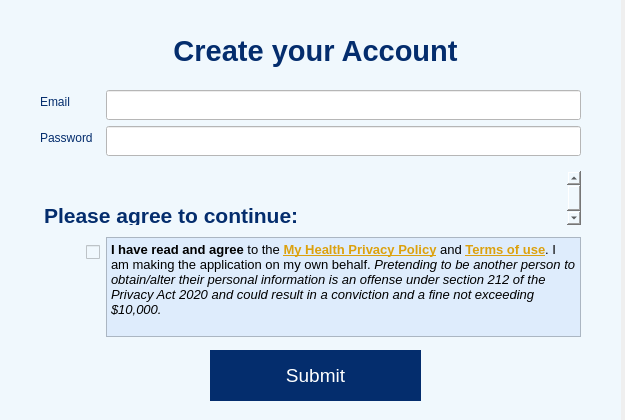
Qt form MCR-app/signupdialog.ui (maria-gedye/QTapp) before a commit.
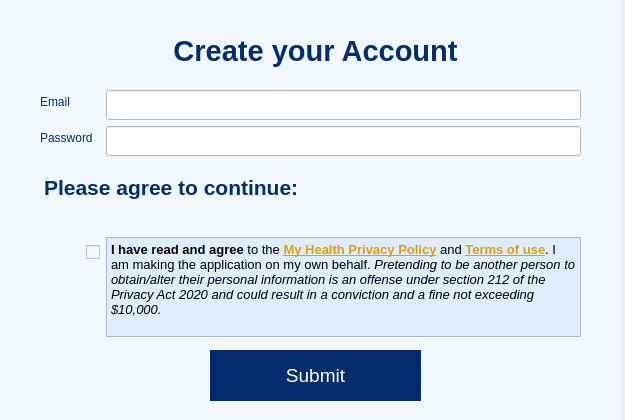
The same form after that commit. The open tabs and pages were chosen to show the change.

```diff
--- a/MCR-app/signupdialog.ui
+++ b/MCR-app/signupdialog.ui
@@ -143,9 +143,8 @@
          <string>&lt;!DOCTYPE HTML PUBLIC &quot;-//W3C//DTD HTML 4.0//EN&quot; &quot;http://www.w3.org/TR/REC-html40/strict.dtd&quot;&gt;
 &lt;html&gt;&lt;head&gt;&lt;meta name=&quot;qrichtext&quot; content=&quot;1&quot; /&gt;&lt;style type=&quot;text/css&quot;&gt;
 p, li { white-space: pre-wrap; }
-&lt;/style&gt;&lt;/head&gt;&lt;body style=&quot; font-family:'.AppleSystemUIFont'; font-size:18pt; font-weight:400; font-style:normal;&quot;&gt;
-&lt;p style=&quot;-qt-paragraph-type:empty; margin-top:0px; margin-bottom:0px; margin-left:0px; margin-right:0px; -qt-block-indent:0; text-indent:0px;&quot;&gt;&lt;br /&gt;&lt;/p&gt;
-&lt;p style=&quot; margin-top:0px; margin-bottom:0px; margin-left:0px; margin-right:0px; -qt-block-indent:0; text-indent:0px;&quot;&gt;&lt;span style=&quot; font-size:16pt; font-weight:600; color:#042d6d;&quot;&gt;Please agree to continue:&lt;/span&gt;&lt;/p&gt;&lt;/body&gt;&lt;/html&gt;</string>
+&lt;/style&gt;&lt;/head&gt;&lt;body style=&quot; font-family:'MS Shell Dlg 2'; font-size:18pt; font-weight:400; font-style:normal;&quot;&gt;
+&lt;p style=&quot; margin-top:0px; margin-bottom:0px; margin-left:0px; margin-right:0px; -qt-block-indent:0; text-indent:0px;&quot;&gt;&lt;span style=&quot; font-family:'.AppleSystemUIFont'; font-size:16pt; font-weight:600; color:#042d6d;&quot;&gt;Please agree to continue:&lt;/span&gt;&lt;/p&gt;&lt;/body&gt;&lt;/html&gt;</string>
         </property>
        </widget>
       </item>
```
Left out of the diff: 16 changed lines with no effect on the pictures.
